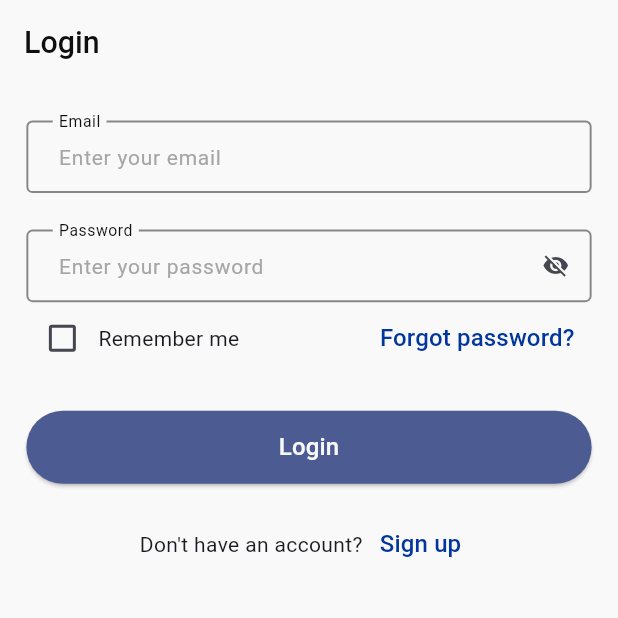
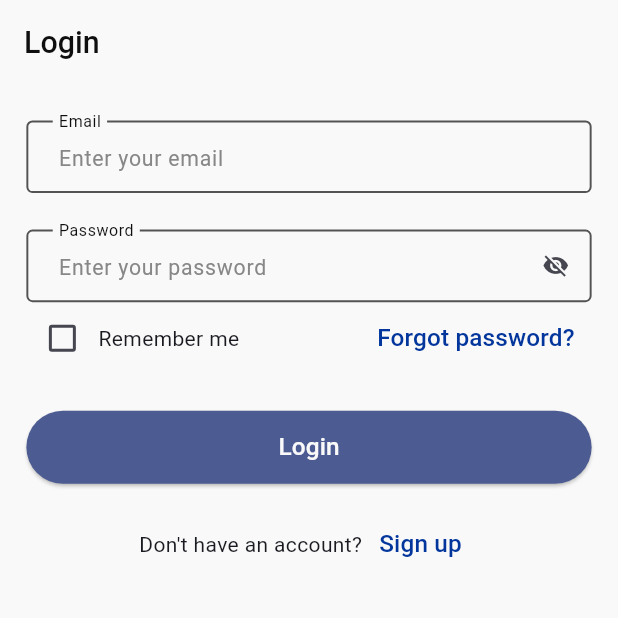
Before and after one commit to bstawy/Online-Exam, a Flutter app: the screen it shows after launch, on a phone screen of 412 x 824 dp, the top half of it. Run offline on Flutter 3.47's test engine with Material 3 defaults, Android fonts, the phone set to English and light mode, and no system bars; our stand-ins replace dio, flutter_bloc, flutter_screenutil, gap, get_it, injectable and 3 more; generated files the repository leaves out were written again.

Commit message:
Update text styles in AppTheme and add lightBlue color in ColorsManager

```diff
--- a/lib/core/theme/app_theme.dart
+++ b/lib/core/theme/app_theme.dart
@@ -12,15 +12,25 @@ class AppTheme {
       seedColor: ColorsManager.blue,
       surface: ColorsManager.lightWhite,
     ),
-    textTheme: const TextTheme(
+    textTheme: TextTheme(
+      headlineMedium: TextStyle(
+        color: ColorsManager.blue,
+        fontSize: 20.sp,
+        fontWeight: FontWeightHelper.medium,
+      ),
+      headlineSmall: TextStyle(
+        color: ColorsManager.black,
+        fontSize: 18.sp,
+        fontWeight: FontWeightHelper.medium,
+      ),
       labelLarge: TextStyle(
         color: ColorsManager.lightWhite,
-        fontSize: 16,
+        fontSize: 16.sp,
         fontWeight: FontWeightHelper.medium,
       ),
       bodyLarge: TextStyle(
         color: ColorsManager.black,
-        fontSize: 14,
+        fontSize: 14.sp,
         fontWeight: FontWeightHelper.regular,
       ),
     ),
--- a/lib/core/theme/colors_manager.dart
+++ b/lib/core/theme/colors_manager.dart
@@ -2,8 +2,10 @@ import 'package:flutter/material.dart';
 
 class ColorsManager {
   static const Color blue = Color(0xFF02369C);
+  static const Color lightBlue = Color(0xFFDFE7F7);
   static const Color black = Color(0xFF0F0F0F);
-  static const Color grey = Color(0xFF878787);
-  static const Color lightGrey = Color(0xFFA6A6A6);
+  static const Color grey = Color(0xFF535353);
+  static const Color lightGrey = Color(0xFF878787);
+  static const Color lighterGrey = Color(0xFFA6A6A6);
   static const Color lightWhite = Color(0xFFF9F9F9);
 }
```
